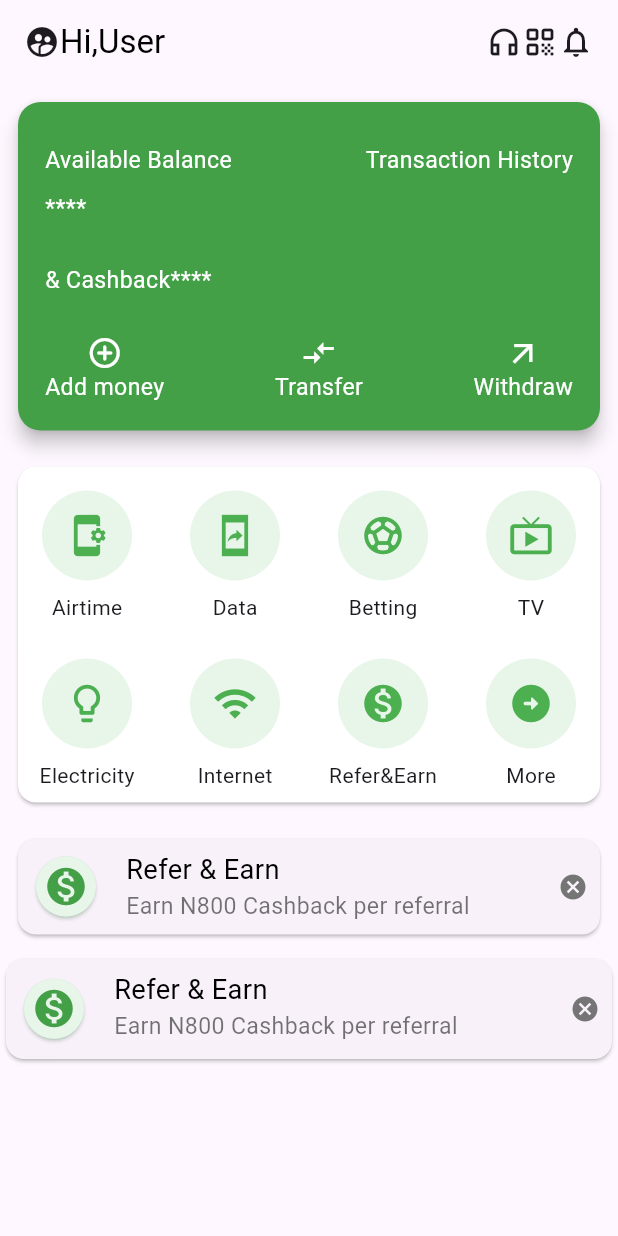
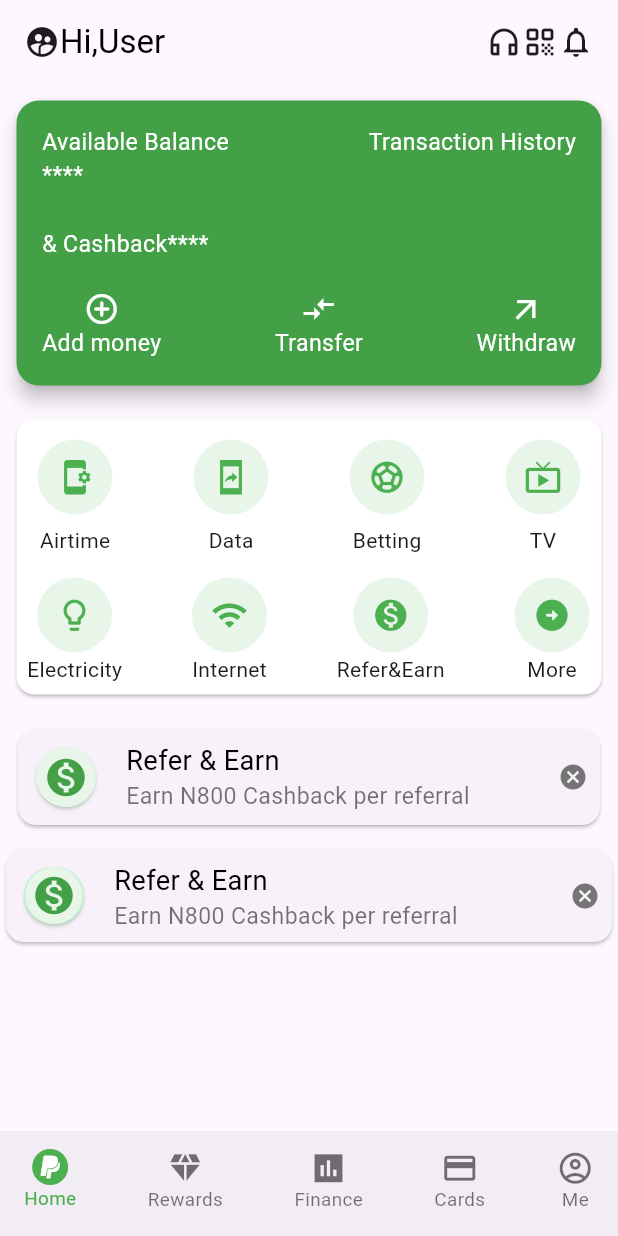
Before and after one commit to EverlastingBigFlo/mobile_app_ui, a Flutter app: the screen it shows after launch, on a phone screen of 412 x 824 dp. Run offline on Flutter 3.47's test engine with Material 2 defaults, Android fonts, the light colour scheme and no system bars.

Commit message:
added bottom app bar in my interface

```diff
--- a/lib/main.dart
+++ b/lib/main.dart
@@ -4,9 +4,12 @@ import 'dart:async';
 
 import 'package:flutter/material.dart';
 import 'package:my_opay/components/card_for_page_view.dart';
+// import 'package:smooth_page_indicator/smooth_page_indicator.dart';
+import 'package:my_opay/pages/tab_view.dart';
 // import 'package:my_opay/pages/new_page.dart';
 
 import 'components/my_texts.dart';
+import 'pages/new_page.dart';
 
 void main() {
   runApp(const MyApp());
@@ -41,6 +44,7 @@ class MyApp extends StatelessWidget {
       ),
       home: const MyOpay(),
       // home: const myNewPage(),
+      // home: const myTabView(),
     );
   }
 }
@@ -72,25 +76,29 @@ class _MyOpayState extends State<MyOpay> {
 
   @override
   void initState() {
-    // autoSlide();
+    autoSlide();
     super.initState();
   }
 
   autoSlide() {
-    mytime = Timer.periodic(Duration(seconds: 1), (timer) {
+    mytime = Timer.periodic(Duration(seconds: 3), (timer) {
       currPage++;
 
-      if (currPage >= 5) {
+      if (currPage < 2) {
+        currPage++;
+      } else {
+        pageControl.jumpToPage(0);
         currPage = 0;
       }
 
       pageControl.animateToPage(currPage,
-          duration: Duration(seconds: 1), curve: Curves.easeInOut);
+          duration: Duration(seconds: 1), curve: Curves.easeInCirc);
     });
   }
 
   @override
   void dispose() {
+    mytime.cancel();
     pageControl.dispose();
     super.dispose();
   }
@@ -132,7 +140,7 @@ class _MyOpayState extends State<MyOpay> {
         child: Column(
           children: [
             Padding(
-              padding: const EdgeInsets.all(8.0),
+              padding: const EdgeInsets.all(7.0),
               child: Card(
                 elevation: 5,
                 shape: RoundedRectangleBorder(
@@ -140,11 +148,10 @@ class _MyOpayState extends State<MyOpay> {
                 ),
                 color: Colors.green.shade600,
                 child: Padding(
-                  padding: const EdgeInsets.all(18.0),
+                  padding: const EdgeInsets.all(17.0),
                   child: Column(
                     children: [
                       Container(
-                        margin: EdgeInsets.fromLTRB(0, 10, 0, 10),
                         child: Row(
                           mainAxisAlignment: MainAxisAlignment.spaceBetween,
                           children: [
@@ -162,7 +169,7 @@ class _MyOpayState extends State<MyOpay> {
                         ),
                       ),
                       Container(
-                        margin: EdgeInsets.fromLTRB(0, 0, 0, 16),
+                        margin: EdgeInsets.fromLTRB(0, 0, 0, 14),
                         child: Row(
                           children: [
                             MyTexts(
@@ -174,7 +181,7 @@ class _MyOpayState extends State<MyOpay> {
                         ),
                       ),
                       Container(
-                        margin: EdgeInsets.fromLTRB(0, 10, 0, 25),
+                        margin: EdgeInsets.fromLTRB(0, 10, 0, 20),
                         child: Row(
                           children: [
                             MyTexts(
@@ -246,7 +253,7 @@ class _MyOpayState extends State<MyOpay> {
             // second card starts here
 
             Padding(
-              padding: const EdgeInsets.all(8.0),
+              padding: const EdgeInsets.all(7.0),
               child: Card(
                 color: Colors.white,
                 child: Column(
@@ -256,17 +263,17 @@ class _MyOpayState extends State<MyOpay> {
                       children: [
                         ...mylist.map((e) {
                           return Padding(
-                            padding: const EdgeInsets.all(8.0),
+                            padding: const EdgeInsets.all(7.0),
                             child: Column(
                               children: [
                                 Padding(
-                                  padding: const EdgeInsets.all(8.0),
+                                  padding: const EdgeInsets.all(7.0),
                                   child: CircleAvatar(
                                     backgroundColor: Colors.green[50],
-                                    radius: 30,
+                                    radius: 25,
                                     child: Icon(
                                       e['icon'],
-                                      size: 30,
+                                      size: 25,
                                       color: Colors.green,
                                     ),
                                   ),
@@ -285,17 +292,17 @@ class _MyOpayState extends State<MyOpay> {
                       children: [
                         ...mySecondList.map((e) {
                           return Padding(
-                            padding: const EdgeInsets.all(8.0),
+                            padding: const EdgeInsets.all(7.0),
                             child: Column(
                               children: [
                                 Padding(
-                                  padding: const EdgeInsets.all(8.0),
+                                  padding: const EdgeInsets.all(1),
                                   child: CircleAvatar(
                                     backgroundColor: Colors.green[50],
-                                    radius: 30,
+                                    radius: 25,
                                     child: Icon(
                                       e['icon'],
-                                      size: 30,
+                                      size: 25,
                                       color: Colors.green,
                                     ),
                                   ),
@@ -386,7 +393,7 @@ class _MyOpayState extends State<MyOpay> {
             ),
 
             SizedBox(
-              height: 75,
+              height: 70,
               child: PageView(
                 scrollDirection: Axis.horizontal,
                 controller: pageControl,
@@ -394,11 +401,93 @@ class _MyOpayState extends State<MyOpay> {
                   myCard(),
                   myCard(),
                   myCard(),
-                  myCard(),
-                  myCard(),
                 ],
               ),
-            )
+            ),
+            // Padding(
+            //   padding: const EdgeInsets.fromLTRB(0, 1, 0, 1),
+            //   child: SmoothPageIndicator(
+            //     controller: pageControl, // Use the same controller here
+            //     count: 3, // Change this to the number of pages (cards)
+            //     effect: WormEffect(), // Use your preferred effect
+            //     // onDotClicked: (index) {
+            //     //   // Handle dot click if needed
+            //     // },
+            //   ),
+            // ),
+          ],
+        ),
+      ),
+      bottomNavigationBar: BottomAppBar(
+        height: 70,
+        child: Row(
+          mainAxisAlignment: MainAxisAlignment.spaceBetween,
+          children: [
+            Container(
+              child: Column(
+                children: [
+                  CircleAvatar(
+                    backgroundColor: Colors.green[500],
+                    radius: 12,
+                    child: Icon(
+                      Icons.paypal,
+                      color: Colors.white,
+                      size: 20,
+                    ),
+                  ),
+                  MyTexts(
+                      color: Colors.green.shade500, text: 'Home', fontSize: .9)
+                ],
+              ),
+            ),
+            Container(
+              child: Column(
+                children: [
+                  Icon(
+                    Icons.diamond_sharp,
+                    color: Colors.black54,
+                    size: 25,
+                  ),
+                  MyTexts(color: Colors.black54, text: 'Rewards', fontSize: .9)
+                ],
+              ),
+            ),
+            Container(
+              child: Column(
+                children: [
+                  Icon(
+                    Icons.insert_chart_sharp,
+                    color: Colors.black54,
+                    size: 25,
+                  ),
+                  MyTexts(color: Colors.black54, text: 'Finance', fontSize: .9)
+                ],
+              ),
+            ),
+            Container(
+              child: Column(
+                children: [
+                  Icon(
+                    Icons.credit_card,
+                    color: Colors.black54,
+                    size: 25,
+                  ),
+                  MyTexts(color: Colors.black54, text: 'Cards', fontSize: .9)
+                ],
+              ),
+            ),
+            Container(
+              child: Column(
+                children: [
+                  Icon(
+                    Icons.account_circle_outlined,
+                    color: Colors.black54,
+                    size: 25,
+                  ),
+                  MyTexts(color: Colors.black54, text: 'Me', fontSize: .9)
+                ],
+              ),
+            ),
           ],
         ),
       ),
--- a/pubspec.yaml
+++ b/pubspec.yaml
@@ -35,6 +35,7 @@ dependencies:
   # The following adds the Cupertino Icons font to your application.
   # Use with the CupertinoIcons class for iOS style icons.
   cupertino_icons: ^1.0.2
+  smooth_page_indicator: ^1.1.0
 
 dev_dependencies:
   flutter_test:
```
Also changed, not shown: lib/pages/tab_view.dart (added, +70 -0 lines), pubspec.lock.
